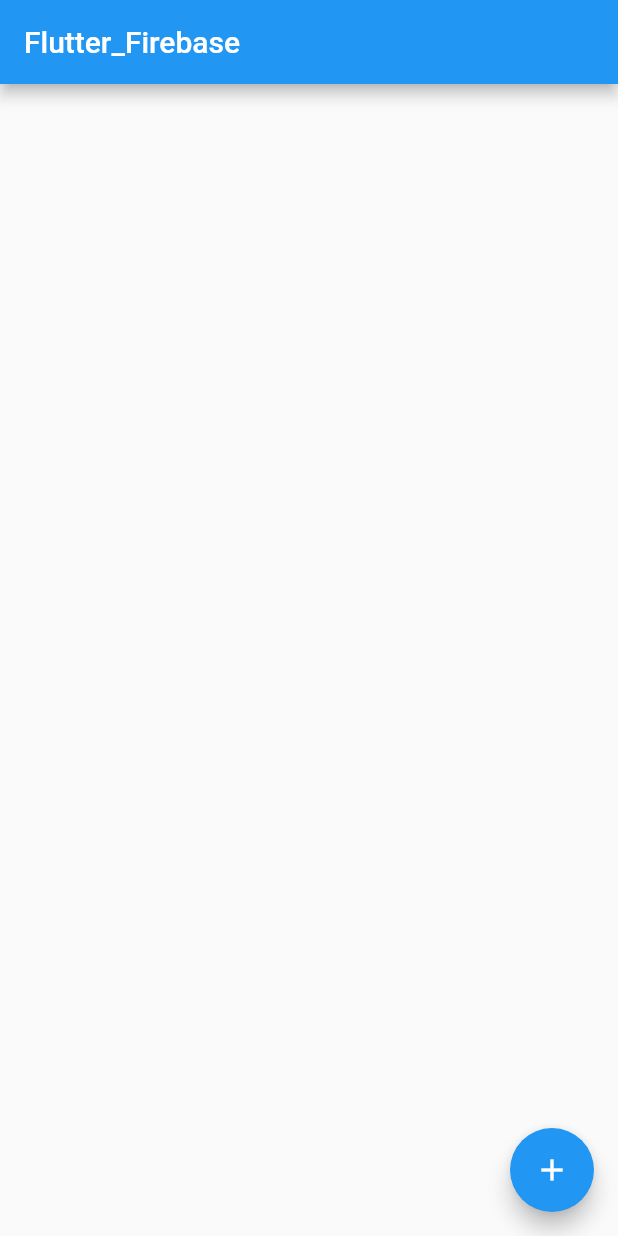
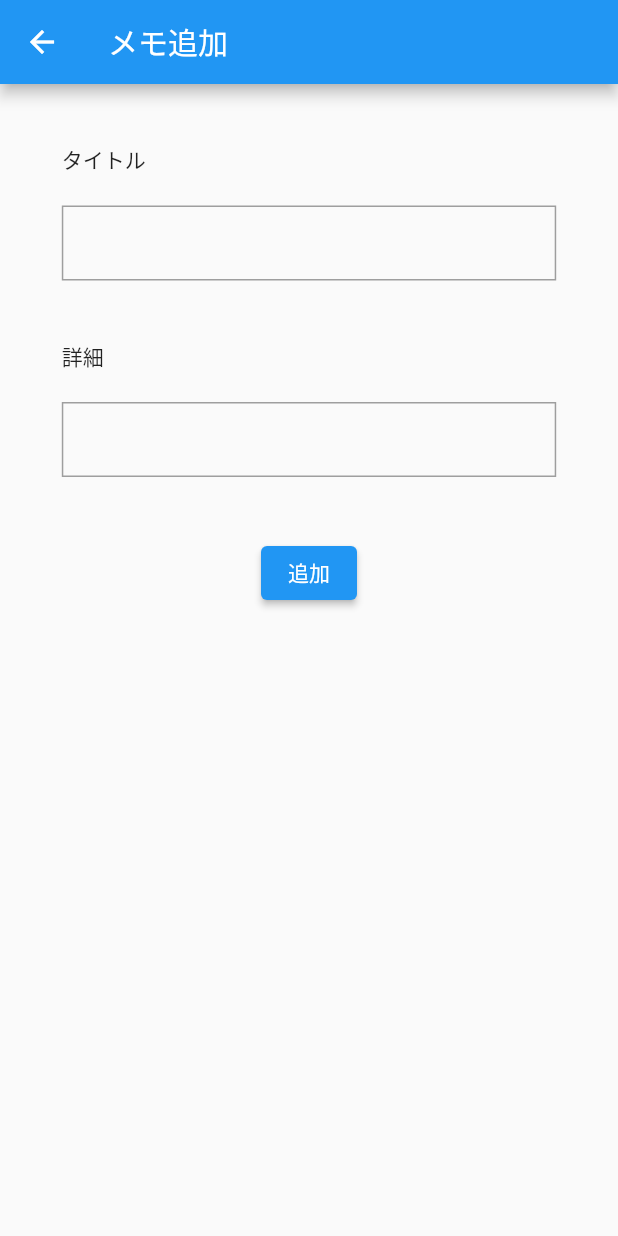
Before and after one commit to senao-routine/flutter_memo_app, a Flutter app: the screen it shows after launch, after a tap on the "add" icon, on a phone screen of 412 x 824 dp. Run offline on Flutter 3.47's test engine with Material 2 defaults, Android fonts, the phone set to English and light mode, and no system bars; our stand-ins replace cloud_firestore, firebase_core; accounts and stored records are empty.

Commit message:
20230108_add_memo

```diff
--- /dev/null
+++ b/lib/pages/add_memo_page.dart
@@ -0,0 +1,76 @@
+import 'package:cloud_firestore/cloud_firestore.dart';
+import 'package:flutter/material.dart';
+
+class AddMemoPage extends StatefulWidget {
+  const AddMemoPage({super.key});
+
+  @override
+  State<AddMemoPage> createState() => _AddMemoPageState();
+}
+
+class _AddMemoPageState extends State<AddMemoPage> {
+  TextEditingController titleController = TextEditingController();
+  TextEditingController detailController = TextEditingController();
+
+  Future<void> createMemo() async {
+    final memoCollection = FirebaseFirestore.instance.collection('memo');
+    await memoCollection.add({
+      'title': titleController.text,
+      'detail': detailController.text,
+      'createdDate': Timestamp.now(),
+    });
+  }
+
+  @override
+  Widget build(BuildContext context) {
+    return Scaffold(
+      appBar: AppBar(
+        title: const Text('メモ追加'),
+      ),
+      body: Center(
+        child: Column(
+          crossAxisAlignment: CrossAxisAlignment.start,
+          children: [
+            const SizedBox(height: 40),
+            const Text('タイトル'),
+            const SizedBox(height: 20),
+            Container(
+              decoration: BoxDecoration(border: Border.all(color: Colors.grey)),
+              width: MediaQuery.of(context).size.width * 0.8,
+              child: TextField(
+                controller: titleController,
+                decoration: const InputDecoration(
+                    border: InputBorder.none,
+                    contentPadding: EdgeInsets.only(left: 10)),
+              ),
+            ),
+            const SizedBox(height: 40),
+            const Text('詳細'),
+            const SizedBox(height: 20),
+            Container(
+              decoration: BoxDecoration(border: Border.all(color: Colors.grey)),
+              width: MediaQuery.of(context).size.width * 0.8,
+              child: TextField(
+                controller: detailController,
+                decoration: const InputDecoration(
+                    border: InputBorder.none,
+                    contentPadding: EdgeInsets.only(left: 10)),
+              ),
+            ),
+            const SizedBox(height: 40),
+            Container(
+                width: MediaQuery.of(context).size.width * 0.8,
+                alignment: Alignment.center,
+                child: ElevatedButton(
+                    onPressed: () async {
+                      //メモを作成する処理を記述
+                      await createMemo();
+                      Navigator.pop(context);
+                    },
+                    child: const Text('追加')))
+          ],
+        ),
+      ),
+    );
+  }
+}
--- a/lib/pages/top_page.dart
+++ b/lib/pages/top_page.dart
@@ -1,5 +1,6 @@
 import 'package:cloud_firestore/cloud_firestore.dart';
 import 'package:flutter/material.dart';
+import 'package:flutter_20230103_memo_app/pages/add_memo_page.dart';
 import 'package:flutter_20230103_memo_app/pages/memo_detail_page.dart';
 
 import '../model/memo.dart';
@@ -12,28 +13,7 @@
 }
 
 class _TopPageState extends State<TopPage> {
-  List<Memo> memoList = [];
-
-  Future<void> fetchMemo() async {
-    final memoCollection =
-        await FirebaseFirestore.instance.collection('memo').get();
-    final docs = memoCollection.docs;
-    for (var doc in docs) {
-      Memo fetchMemo = Memo(
-        title: doc.data()['title'],
-        detail: doc.data()['detail'],
-        createdDate: doc.data()['createdDate'],
-      );
-      memoList.add(fetchMemo);
-    }
-    setState(() {});
-  }
-
-  @override
-  void initState() {
-    super.initState();
-    fetchMemo();
-  }
+  final memoCollection = FirebaseFirestore.instance.collection('memo');
 
   @override
   Widget build(BuildContext context) {
@@ -41,22 +21,67 @@
       appBar: AppBar(
         title: const Text('Flutter_Firebase'),
       ),
-      body: ListView.builder(
-          itemCount: memoList.length,
+      body: StreamBuilder<QuerySnapshot>(
+          stream: memoCollection.snapshots(),
+          builder: (context, snapshot) {
+            if (snapshot.connectionState == ConnectionState.waiting) {
+              return const CircularProgressIndicator();
+            }
+            if (!snapshot.hasData) {
+              return Center(child: Text('データがありません'));
+            }
+
+            final docs = snapshot.data!.docs;
+
+            return ListView.builder(
+                itemCount: docs.length,
                 itemBuilder: (context, index) {
+                  Map<String, dynamic> data =
+                      docs[index].data() as Map<String, dynamic>;
+
+                  final Memo fetchMemo = Memo(
+                    title: data['title'],
+                    detail: data['detail'],
+                    createdDate: data['createdDate'],
+                    updatedDate: data['updatedDate'],
+                  );
+
                   return ListTile(
-              title: Text(memoList[index].title),
+                    title: Text(fetchMemo.title),
+                    trailing: IconButton(
+                      onPressed: () {
+                        showModalBottomSheet(
+                            context: context,
+                            builder: (context) {
+                              return Column(
+                                children: [
+                                  ListTile(
+                                    title: const Text('編集'),
+                                  ),
+                                  ListTile(
+                                    title: const Text('削除'),
+                                  ),
+                                ],
+                              );
+                            });
+                      },
+                      icon: const Icon(Icons.edit),
+                    ),
                     onTap: () {
                       //確認画面に遷移する記述
                       Navigator.push(
                           context,
                           MaterialPageRoute(
-                        builder: (context) => MemoDetailPage(memoList[index])));
+                              builder: (context) => MemoDetailPage(fetchMemo)));
                     },
                   );
+                });
           }),
       floatingActionButton: FloatingActionButton(
-        onPressed: () {},
+        onPressed: () {
+          Navigator.push(context,
+              MaterialPageRoute(builder: (context) => const AddMemoPage()));
+        },
         tooltip: 'Increment',
         child: const Icon(Icons.add),
       ),
```
Lines whose indentation alone changed are shown as unchanged.
